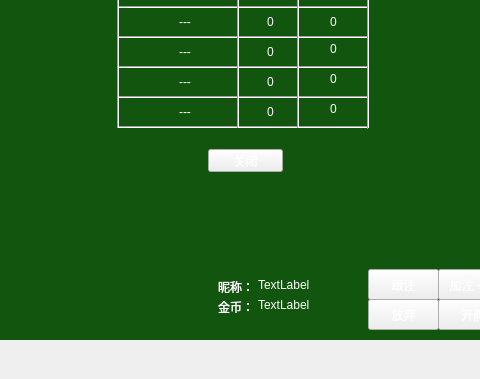
First picture: the form in QTProject/Client/zjh.ui, repository aldenpang/zhajinhua-project, before the edit; both pictures show x 272 to 752 and y 321 to 700 of the 1024 by 700 pixel window.
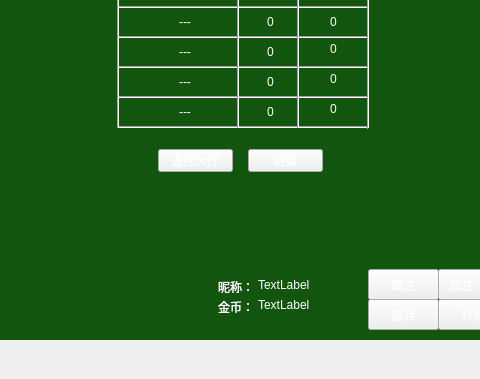
Second picture: the form after the edit. Icons and pictures are not drawn.

```diff
--- a/QTProject/Client/zjh.ui
+++ b/QTProject/Client/zjh.ui
@@ -1115,16 +1115,42 @@
    <widget class="QPushButton" name="blbtn_close">
     <property name="geometry">
      <rect>
-      <x>120</x>
+      <x>160</x>
       <y>210</y>
       <width>75</width>
       <height>23</height>
      </rect>
     </property>
     <property name="text">
-     <string>关闭</string>
+     <string>继续</string>
     </property>
    </widget>
+   <widget class="QPushButton" name="blbtn_back">
+    <property name="geometry">
+     <rect>
+      <x>70</x>
+      <y>210</y>
+      <width>75</width>
+      <height>23</height>
+     </rect>
+    </property>
+    <property name="text">
+     <string>返回大厅</string>
+    </property>
+   </widget>
+  </widget>
+  <widget class="QLabel" name="shuffleAni">
+   <property name="geometry">
+    <rect>
+     <x>410</x>
+     <y>320</y>
+     <width>182</width>
+     <height>104</height>
+    </rect>
+   </property>
+   <property name="text">
+    <string/>
+   </property>
   </widget>
  </widget>
  <resources>
```
Left out of the diff: 2 changed lines with no effect on the pictures.
